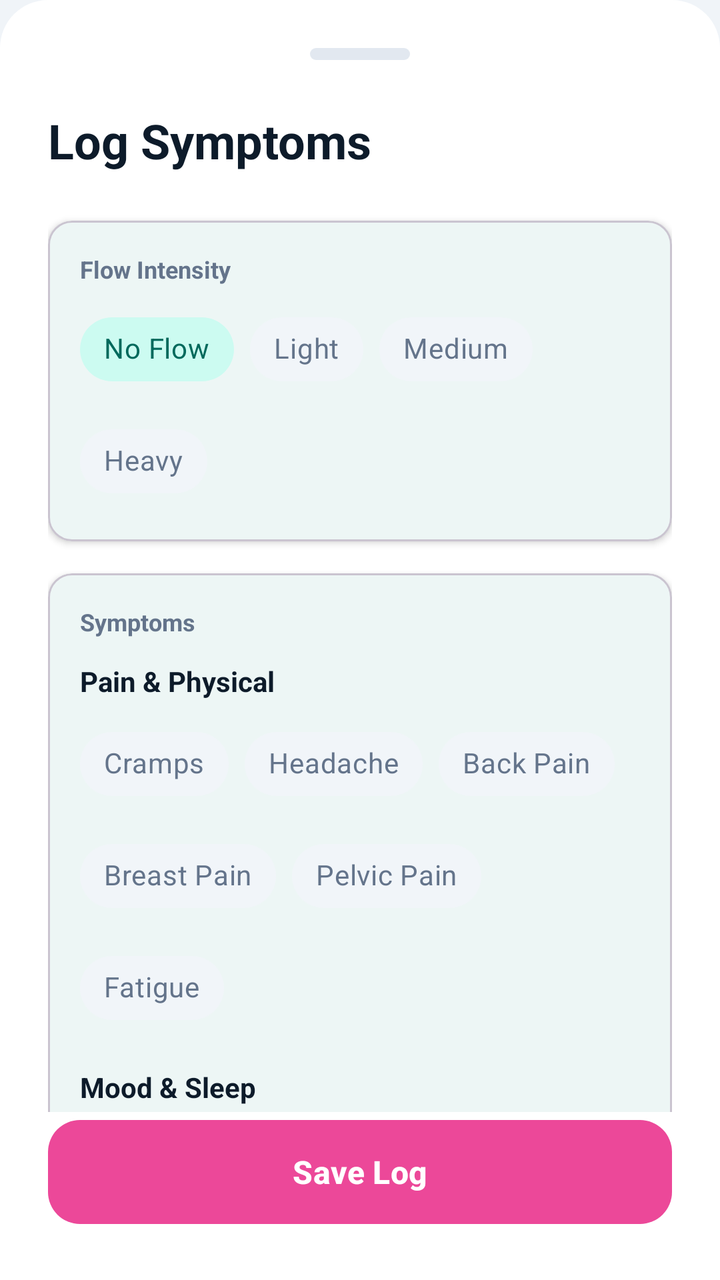
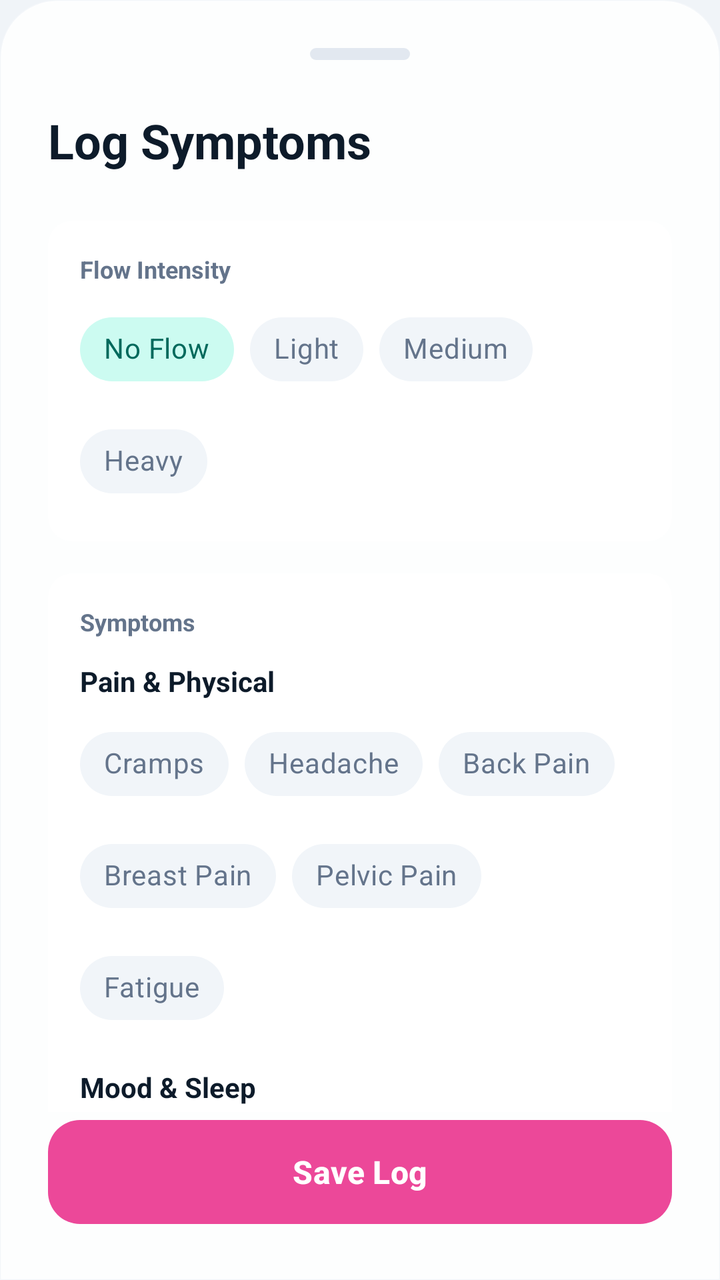

An Android layout rendered at two revisions. The XML below is the earlier revision; the diff shows what the commit changed to produce the second picture.
<!-- AndroidManifest.xml: application theme Theme.VitalFlow -->
<!-- res/layout/bottom_sheet_period_log.xml -->
<?xml version="1.0" encoding="utf-8"?>
<androidx.constraintlayout.widget.ConstraintLayout xmlns:android="http://schemas.android.com/apk/res/android"
    xmlns:app="http://schemas.android.com/apk/res-auto"
    android:layout_width="match_parent"
    android:layout_height="match_parent"
    android:background="@drawable/bg_bottom_sheet"
    android:paddingTop="24dp">

    <View
        android:id="@+id/dragHandle"
        android:layout_width="50dp"
        android:layout_height="6dp"
        android:background="@drawable/shape_drag_handle"
        app:layout_constraintEnd_toEndOf="parent"
        app:layout_constraintStart_toStartOf="parent"
        app:layout_constraintTop_toTopOf="parent" />

    <TextView
        android:id="@+id/tvSheetTitle"
        android:layout_width="wrap_content"
        android:layout_height="wrap_content"
        android:layout_marginStart="24dp"
        android:layout_marginTop="24dp"
        android:text="Log Symptoms"
        android:textColor="@color/text_primary"
        android:textSize="24sp"
        android:textStyle="bold"
        app:layout_constraintStart_toStartOf="parent"
        app:layout_constraintTop_toBottomOf="@id/dragHandle" />

    <androidx.core.widget.NestedScrollView
        android:id="@+id/scrollContainer"
        android:layout_width="match_parent"
        android:layout_height="wrap_content"
        app:layout_constrainedHeight="true"
        android:layout_marginTop="16dp"
        android:fillViewport="true"
        app:layout_constraintBottom_toTopOf="@id/btnSaveLog"
        app:layout_constraintTop_toBottomOf="@id/tvSheetTitle">

        <LinearLayout
            android:layout_width="match_parent"
            android:layout_height="wrap_content"
            android:orientation="vertical"
            android:paddingHorizontal="24dp"
            android:paddingBottom="16dp">

            <com.google.android.material.card.MaterialCardView
                android:layout_width="match_parent"
                android:layout_height="wrap_content"
                android:layout_marginTop="8dp"
                app:cardBackgroundColor="@color/app_surface"
                app:cardCornerRadius="12dp"
                app:cardElevation="2dp">

                <LinearLayout
                    android:layout_width="match_parent"
                    android:layout_height="wrap_content"
                    android:orientation="vertical"
                    android:padding="16dp">

                    <TextView
                        android:layout_width="wrap_content"
                        android:layout_height="wrap_content"
                        android:text="Flow Intensity"
                        android:textColor="@color/text_secondary"
                        android:textSize="12sp"
                        android:textStyle="bold" />

                    <com.google.android.material.chip.ChipGroup
                        android:id="@+id/chipGroupFlow"
                        android:layout_width="match_parent"
                        android:layout_height="wrap_content"
                        android:layout_marginTop="8dp"
                        app:selectionRequired="true"
                        app:singleSelection="true">

                        <com.google.android.material.chip.Chip
                            android:id="@+id/chipNone"
                            style="@style/Widget.MaterialComponents.Chip.Choice"
                            android:layout_width="wrap_content"
                            android:layout_height="wrap_content"
                            android:checked="true"
                            android:text="No Flow"
                            app:chipBackgroundColor="@color/bg_chip_selector"
                            android:textColor="@color/text_chip_selector" />

                        <com.google.android.material.chip.Chip
                            android:id="@+id/chipLight"
                            style="@style/Widget.MaterialComponents.Chip.Choice"
                            android:layout_width="wrap_content"
                            android:layout_height="wrap_content"
                            android:text="Light"
                            app:chipBackgroundColor="@color/bg_chip_selector"
                            android:textColor="@color/text_chip_selector" />

                        <com.google.android.material.chip.Chip
                            android:id="@+id/chipMedium"
                            style="@style/Widget.MaterialComponents.Chip.Choice"
                            android:layout_width="wrap_content"
                            android:layout_height="wrap_content"
                            android:text="Medium"
                            app:chipBackgroundColor="@color/bg_chip_selector"
                            android:textColor="@color/text_chip_selector" />

                        <com.google.android.material.chip.Chip
                            android:id="@+id/chipHeavy"
                            style="@style/Widget.MaterialComponents.Chip.Choice"
                            android:layout_width="wrap_content"
                            android:layout_height="wrap_content"
                            android:text="Heavy"
                            app:chipBackgroundColor="@color/bg_chip_selector"
                            android:textColor="@color/text_chip_selector" />
                    </com.google.android.material.chip.ChipGroup>
                </LinearLayout>
            </com.google.android.material.card.MaterialCardView>

            <com.google.android.material.card.MaterialCardView
                android:layout_width="match_parent"
                android:layout_height="wrap_content"
                android:layout_marginTop="16dp"
                app:cardBackgroundColor="@color/app_surface"
                app:cardCornerRadius="12dp"
                app:cardElevation="2dp">

                <LinearLayout
                    android:layout_width="match_parent"
                    android:layout_height="wrap_content"
                    android:orientation="vertical"
                    android:padding="16dp">

                    <TextView
                        android:layout_width="wrap_content"
                        android:layout_height="wrap_content"
                        android:text="Symptoms"
                        android:textColor="@color/text_secondary"
                        android:textSize="12sp"
                        android:textStyle="bold"
                        android:layout_marginBottom="12dp" />

                    <TextView
                        android:layout_width="wrap_content"
                        android:layout_height="wrap_content"
                        android:text="Pain &amp; Physical"
                        android:textColor="@color/text_primary"
                        android:textSize="14sp"
                        android:textStyle="bold" />

                    <com.google.android.material.chip.ChipGroup
                        android:id="@+id/groupPhysical"
                        android:layout_width="match_parent"
                        android:layout_height="wrap_content"
                        android:layout_marginTop="8dp"
                        android:layout_marginBottom="16dp"
                        app:chipSpacing="8dp">

                        <com.google.android.material.chip.Chip
                            style="@style/Widget.MaterialComponents.Chip.Filter"
                            android:layout_width="wrap_content"
                            android:layout_height="wrap_content"
                            android:text="Cramps"
                            app:chipBackgroundColor="@color/bg_chip_selector"
                            android:textColor="@color/text_chip_selector"
                            app:checkedIconTint="@color/text_chip_selector"
                            app:checkedIconVisible="true" />

                        <com.google.android.material.chip.Chip
                            style="@style/Widget.MaterialComponents.Chip.Filter"
                            android:layout_width="wrap_content"
                            android:layout_height="wrap_content"
                            android:text="Headache"
                            app:chipBackgroundColor="@color/bg_chip_selector"
                            android:textColor="@color/text_chip_selector"
                            app:checkedIconTint="@color/text_chip_selector"
                            app:checkedIconVisible="true" />

                        <com.google.android.material.chip.Chip
                            style="@style/Widget.MaterialComponents.Chip.Filter"
                            android:layout_width="wrap_content"
                            android:layout_height="wrap_content"
                            android:text="Back Pain"
                            app:chipBackgroundColor="@color/bg_chip_selector"
                            android:textColor="@color/text_chip_selector"
                            app:checkedIconTint="@color/text_chip_selector"
                            app:checkedIconVisible="true" />

                        <com.google.android.material.chip.Chip
                            style="@style/Widget.MaterialComponents.Chip.Filter"
                            android:layout_width="wrap_content"
                            android:layout_height="wrap_content"
                            android:text="Breast Pain"
                            app:chipBackgroundColor="@color/bg_chip_selector"
                            android:textColor="@color/text_chip_selector"
                            app:checkedIconTint="@color/text_chip_selector"
                            app:checkedIconVisible="true" />

                        <com.google.android.material.chip.Chip
                            style="@style/Widget.MaterialComponents.Chip.Filter"
                            android:layout_width="wrap_content"
                            android:layout_height="wrap_content"
                            android:text="Pelvic Pain"
                            app:chipBackgroundColor="@color/bg_chip_selector"
                            android:textColor="@color/text_chip_selector"
                            app:checkedIconTint="@color/text_chip_selector"
                            app:checkedIconVisible="true" />

                        <com.google.android.material.chip.Chip
                            style="@style/Widget.MaterialComponents.Chip.Filter"
                            android:layout_width="wrap_content"
                            android:layout_height="wrap_content"
                            android:text="Fatigue"
                            app:chipBackgroundColor="@color/bg_chip_selector"
                            android:textColor="@color/text_chip_selector"
                            app:checkedIconTint="@color/text_chip_selector"
                            app:checkedIconVisible="true" />
                    </com.google.android.material.chip.ChipGroup>

                    <TextView
                        android:layout_width="wrap_content"
                        android:layout_height="wrap_content"
                        android:text="Mood &amp; Sleep"
                        android:textColor="@color/text_primary"
                        android:textSize="14sp"
                        android:textStyle="bold" />

                    <com.google.android.material.chip.ChipGroup
                        android:id="@+id/groupMood"
                        android:layout_width="match_parent"
                        android:layout_height="wrap_content"
                        android:layout_marginTop="8dp"
                        android:layout_marginBottom="16dp"
                        app:chipSpacing="8dp">

                        <com.google.android.material.chip.Chip
                            style="@style/Widget.MaterialComponents.Chip.Filter"
                            android:layout_width="wrap_content"
                            android:layout_height="wrap_content"
                            android:text="Mood Swings"
                            app:chipBackgroundColor="@color/bg_chip_selector"
                            android:textColor="@color/text_chip_selector"
                            app:checkedIconTint="@color/text_chip_selector"
                            app:checkedIconVisible="true" />

                        <com.google.android.material.chip.Chip
                            style="@style/Widget.MaterialComponents.Chip.Filter"
                            android:layout_width="wrap_content"
                            android:layout_height="wrap_content"
                            android:text="Anxiety"
                            app:chipBackgroundColor="@color/bg_chip_selector"
                            android:textColor="@color/text_chip_selector"
                            app:checkedIconTint="@color/text_chip_selector"
                            app:checkedIconVisible="true" />

                        <com.google.android.material.chip.Chip
                            style="@style/Widget.MaterialComponents.Chip.Filter"
                            android:layout_width="wrap_content"
                            android:layout_height="wrap_content"
                            android:text="Insomnia"
                            app:chipBackgroundColor="@color/bg_chip_selector"
                            android:textColor="@color/text_chip_selector"
                            app:checkedIconTint="@color/text_chip_selector"
                            app:checkedIconVisible="true" />

                        <com.google.android.material.chip.Chip
                            style="@style/Widget.MaterialComponents.Chip.Filter"
                            android:layout_width="wrap_content"
                            android:layout_height="wrap_content"
                            android:text="Brain Fog"
                            app:chipBackgroundColor="@color/bg_chip_selector"
                            android:textColor="@color/text_chip_selector"
                            app:checkedIconTint="@color/text_chip_selector"
                            app:checkedIconVisible="true" />

                        <com.google.android.material.chip.Chip
                            style="@style/Widget.MaterialComponents.Chip.Filter"
                            android:layout_width="wrap_content"
                            android:layout_height="wrap_content"
                            android:text="Cravings"
                            app:chipBackgroundColor="@color/bg_chip_selector"
                            android:textColor="@color/text_chip_selector"
                            app:checkedIconTint="@color/text_chip_selector"
                            app:checkedIconVisible="true" />
                    </com.google.android.material.chip.ChipGroup>

                    <TextView
                        android:layout_width="wrap_content"
                        android:layout_height="wrap_content"
                        android:text="Digestive"
                        android:textColor="@color/text_primary"
                        android:textSize="14sp"
                        android:textStyle="bold" />

                    <com.google.android.material.chip.ChipGroup
                        android:id="@+id/groupDigestive"
                        android:layout_width="match_parent"
                        android:layout_height="wrap_content"
                        android:layout_marginTop="8dp"
                        android:layout_marginBottom="16dp"
                        app:chipSpacing="8dp">

                        <com.google.android.material.chip.Chip
                            style="@style/Widget.MaterialComponents.Chip.Filter"
                            android:layout_width="wrap_content"
                            android:layout_height="wrap_content"
                            android:text="Bloating"
                            app:chipBackgroundColor="@color/bg_chip_selector"
                            android:textColor="@color/text_chip_selector"
                            app:checkedIconTint="@color/text_chip_selector"
                            app:checkedIconVisible="true" />

                        <com.google.android.material.chip.Chip
                            style="@style/Widget.MaterialComponents.Chip.Filter"
                            android:layout_width="wrap_content"
                            android:layout_height="wrap_content"
                            android:text="Nausea"
                            app:chipBackgroundColor="@color/bg_chip_selector"
                            android:textColor="@color/text_chip_selector"
                            app:checkedIconTint="@color/text_chip_selector"
                            app:checkedIconVisible="true" />

                        <com.google.android.material.chip.Chip
                            style="@style/Widget.MaterialComponents.Chip.Filter"
                            android:layout_width="wrap_content"
                            android:layout_height="wrap_content"
                            android:text="Constipation"
                            app:chipBackgroundColor="@color/bg_chip_selector"
                            android:textColor="@color/text_chip_selector"
                            app:checkedIconTint="@color/text_chip_selector"
                            app:checkedIconVisible="true" />

                        <com.google.android.material.chip.Chip
                            style="@style/Widget.MaterialComponents.Chip.Filter"
                            android:layout_width="wrap_content"
                            android:layout_height="wrap_content"
                            android:text="Diarrhea"
                            app:chipBackgroundColor="@color/bg_chip_selector"
                            android:textColor="@color/text_chip_selector"
                            app:checkedIconTint="@color/text_chip_selector"
                            app:checkedIconVisible="true" />
                    </com.google.android.material.chip.ChipGroup>

                    <TextView
                        android:layout_width="wrap_content"
                        android:layout_height="wrap_content"
                        android:text="Skin &amp; PCOD Signs"
                        android:textColor="@color/text_primary"
                        android:textSize="14sp"
                        android:textStyle="bold" />

                    <com.google.android.material.chip.ChipGroup
                        android:id="@+id/groupPCOS"
                        android:layout_width="match_parent"
                        android:layout_height="wrap_content"
                        android:layout_marginTop="8dp"
                        app:chipSpacing="8dp">

                        <com.google.android.material.chip.Chip
                            style="@style/Widget.MaterialComponents.Chip.Filter"
                            android:layout_width="wrap_content"
                            android:layout_height="wrap_content"
                            android:text="Acne"
                            app:chipBackgroundColor="@color/bg_chip_selector"
                            android:textColor="@color/text_chip_selector"
                            app:checkedIconTint="@color/text_chip_selector"
                            app:checkedIconVisible="true" />

                        <com.google.android.material.chip.Chip
                            style="@style/Widget.MaterialComponents.Chip.Filter"
                            android:layout_width="wrap_content"
                            android:layout_height="wrap_content"
                            android:text="Oily Skin"
                            app:chipBackgroundColor="@color/bg_chip_selector"
                            android:textColor="@color/text_chip_selector"
                            app:checkedIconTint="@color/text_chip_selector"
                            app:checkedIconVisible="true" />

                        <com.google.android.material.chip.Chip
                            style="@style/Widget.MaterialComponents.Chip.Filter"
                            android:layout_width="wrap_content"
                            android:layout_height="wrap_content"
                            android:text="Excess Hair Growth"
                            app:chipBackgroundColor="@color/bg_chip_selector"
                            android:textColor="@color/text_chip_selector"
                            app:checkedIconTint="@color/text_chip_selector"
                            app:checkedIconVisible="true" />

                        <com.google.android.material.chip.Chip
                            style="@style/Widget.MaterialComponents.Chip.Filter"
                            android:layout_width="wrap_content"
                            android:layout_height="wrap_content"
                            android:text="Hair Loss"
                            app:chipBackgroundColor="@color/bg_chip_selector"
                            android:textColor="@color/text_chip_selector"
                            app:checkedIconTint="@color/text_chip_selector"
                            app:checkedIconVisible="true" />

                        <com.google.android.material.chip.Chip
                            style="@style/Widget.MaterialComponents.Chip.Filter"
                            android:layout_width="wrap_content"
                            android:layout_height="wrap_content"
                            android:text="Rapid Weight Gain"
                            app:chipBackgroundColor="@color/bg_chip_selector"
                            android:textColor="@color/text_chip_selector"
                            app:checkedIconTint="@color/text_chip_selector"
                            app:checkedIconVisible="true" />

                        <com.google.android.material.chip.Chip
                            style="@style/Widget.MaterialComponents.Chip.Filter"
                            android:layout_width="wrap_content"
                            android:layout_height="wrap_content"
                            android:text="Spotting"
                            app:chipBackgroundColor="@color/bg_chip_selector"
                            android:textColor="@color/text_chip_selector"
                            app:checkedIconTint="@color/text_chip_selector"
                            app:checkedIconVisible="true" />
                    </com.google.android.material.chip.ChipGroup>

                </LinearLayout>
            </com.google.android.material.card.MaterialCardView>

        </LinearLayout>
    </androidx.core.widget.NestedScrollView>

    <com.google.android.material.button.MaterialButton
        android:id="@+id/btnSaveLog"
        android:layout_height="60dp"
        android:layout_marginHorizontal="24dp"
        android:layout_marginTop="16dp"
        android:layout_marginBottom="24dp"
        android:layout_width="match_parent"
        android:text="Save Log"
        android:textColor="@color/white"
        android:textSize="16sp"
        android:textStyle="bold"
        app:backgroundTint="@color/pink_500"
        app:cornerRadius="16dp"
        app:layout_constraintBottom_toBottomOf="parent" />

</androidx.constraintlayout.widget.ConstraintLayout>
<!-- resources referenced by this layout -->
<resources>
  <color name="app_surface">#FFFFFF</color>
  <color name="pink_500">#EC4899</color>
  <color name="text_primary">#0D1B2A</color>
  <color name="text_secondary">#64748B</color>
  <color name="white">#FFFFFFFF</color>
  <!-- drawable bg_bottom_sheet (drawable) -->
  <?xml version="1.0" encoding="utf-8"?>
  <shape xmlns:android="http://schemas.android.com/apk/res/android">
      <solid android:color="@color/app_surface" />
      <corners android:topLeftRadius="24dp" android:topRightRadius="24dp" />
  </shape>
  <!-- drawable shape_drag_handle (drawable) -->
  <shape xmlns:android="http://schemas.android.com/apk/res/android">
      <solid android:color="@color/divider_color"/>
      <corners android:radius="4dp"/>
  </shape>
  <style name="Theme.VitalFlow" parent="Base.Theme.VitalFlow" />
  <color name="divider_color">#E2E8F0</color>
  <style name="Base.Theme.VitalFlow" parent="Theme.Material3.Light.NoActionBar">
          <item name="colorPrimary">@color/primary</item>
          <item name="colorPrimaryVariant">@color/primary_dark</item>
          <item name="colorOnPrimary">@color/white</item>
          <item name="colorSecondary">@color/secondary</item>
          <item name="colorSecondaryVariant">@color/secondary_dark</item>
          <item name="colorOnSecondary">@color/black</item>
  
          <item name="android:statusBarColor">@color/app_background</item>
          <item name="android:windowLightStatusBar">true</item>
          <item name="android:colorBackground">@color/app_background</item>
          <item name="colorSurface">@color/app_surface</item>
          <item name="android:textColorPrimary">@color/text_primary</item>
          <item name="android:textColorSecondary">@color/text_secondary</item>
      </style>
  <color name="primary">#00897B</color>
  <color name="primary_dark">#00695C</color>
  <color name="secondary">#FF7043</color>
  <color name="secondary_dark">#E64A19</color>
  <color name="black">#FF000000</color>
  <color name="app_background">#F0F4F8</color>
</resources>

<!-- the commit's change to res/layout/bottom_sheet_period_log.xml (unified diff, before → after) -->
@@ -49,9 +49,11 @@
                 android:layout_width="match_parent"
                 android:layout_height="wrap_content"
                 android:layout_marginTop="8dp"
-                app:cardBackgroundColor="@color/app_surface"
+                app:cardBackgroundColor="@color/glass_card_bg_elevated"
                 app:cardCornerRadius="12dp"
-                app:cardElevation="2dp">
+                app:cardElevation="0dp"
+                app:strokeColor="@color/glass_card_stroke"
+                app:strokeWidth="1dp">
 
                 <LinearLayout
                     android:layout_width="match_parent"
@@ -119,9 +121,11 @@
                 android:layout_width="match_parent"
                 android:layout_height="wrap_content"
                 android:layout_marginTop="16dp"
-                app:cardBackgroundColor="@color/app_surface"
+                app:cardBackgroundColor="@color/glass_card_bg_elevated"
                 app:cardCornerRadius="12dp"
-                app:cardElevation="2dp">
+                app:cardElevation="0dp"
+                app:strokeColor="@color/glass_card_stroke"
+                app:strokeWidth="1dp">
 
                 <LinearLayout
                     android:layout_width="match_parent"
@@ -429,7 +433,7 @@
         android:layout_marginBottom="24dp"
         android:layout_width="match_parent"
         android:text="Save Log"
-        android:textColor="@color/white"
+        android:textColor="@color/text_on_primary"
         android:textSize="16sp"
         android:textStyle="bold"
         app:backgroundTint="@color/pink_500"
<!-- resource entries referenced after the edit -->
@@ -1,15 +1,23 @@
 <!-- resources referenced by this layout -->
 <resources>
+  <color name="glass_card_bg_elevated">#E6FFFFFF</color>
+  <color name="glass_card_stroke">#40FFFFFF</color>
   <color name="app_surface">#FFFFFF</color>
   <color name="pink_500">#EC4899</color>
+  <color name="text_on_primary">#FFFFFF</color>
   <color name="text_primary">#0D1B2A</color>
   <color name="text_secondary">#64748B</color>
   <color name="white">#FFFFFFFF</color>
   <!-- drawable bg_bottom_sheet (drawable) -->
   <?xml version="1.0" encoding="utf-8"?>
   <shape xmlns:android="http://schemas.android.com/apk/res/android">
-      <solid android:color="@color/app_surface" />
-      <corners android:topLeftRadius="24dp" android:topRightRadius="24dp" />
+      <solid android:color="@color/glass_card_bg_elevated" />
+      <stroke
+          android:width="1dp"
+          android:color="@color/glass_card_stroke" />
+      <corners
+          android:topLeftRadius="28dp"
+          android:topRightRadius="28dp" />
   </shape>
   <!-- drawable shape_drag_handle (drawable) -->
   <shape xmlns:android="http://schemas.android.com/apk/res/android">
@@ -26,7 +34,8 @@
           <item name="colorSecondaryVariant">@color/secondary_dark</item>
           <item name="colorOnSecondary">@color/black</item>
   
-          <item name="android:statusBarColor">@color/app_background</item>
+          
+          <item name="android:statusBarColor">@color/page_gradient_start</item>
           <item name="android:windowLightStatusBar">true</item>
           <item name="android:colorBackground">@color/app_background</item>
           <item name="colorSurface">@color/app_surface</item>
@@ -38,6 +47,7 @@
   <color name="secondary">#FF7043</color>
   <color name="secondary_dark">#E64A19</color>
   <color name="black">#FF000000</color>
+  <color name="page_gradient_start">#E0F5F3</color>
   <color name="app_background">#F0F4F8</color>
 </resources>
 
